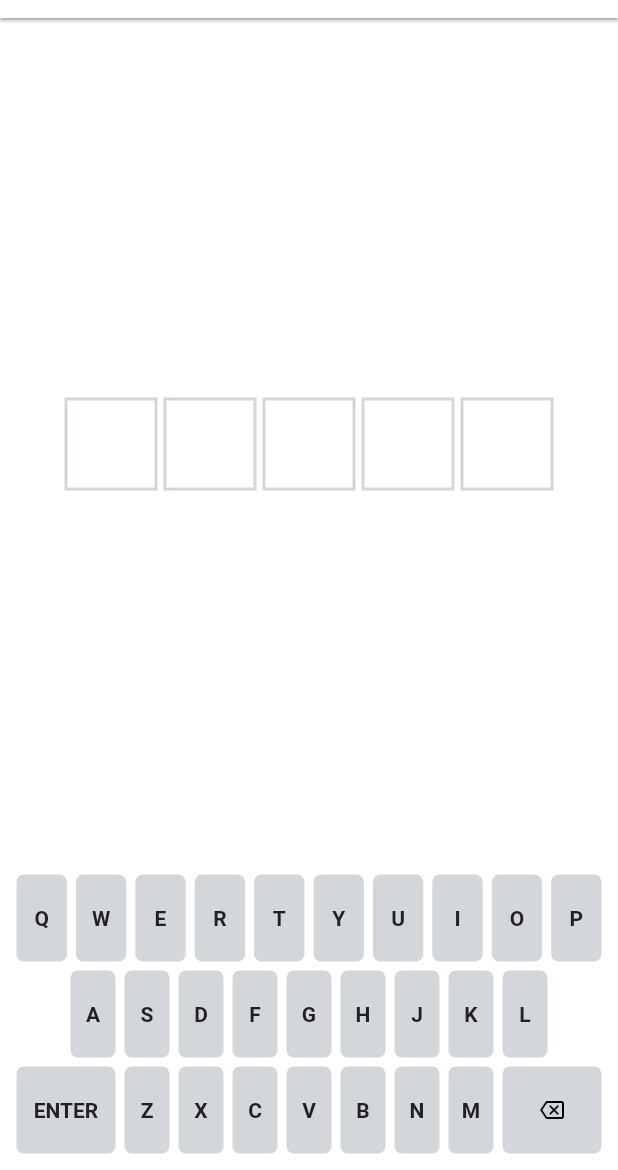
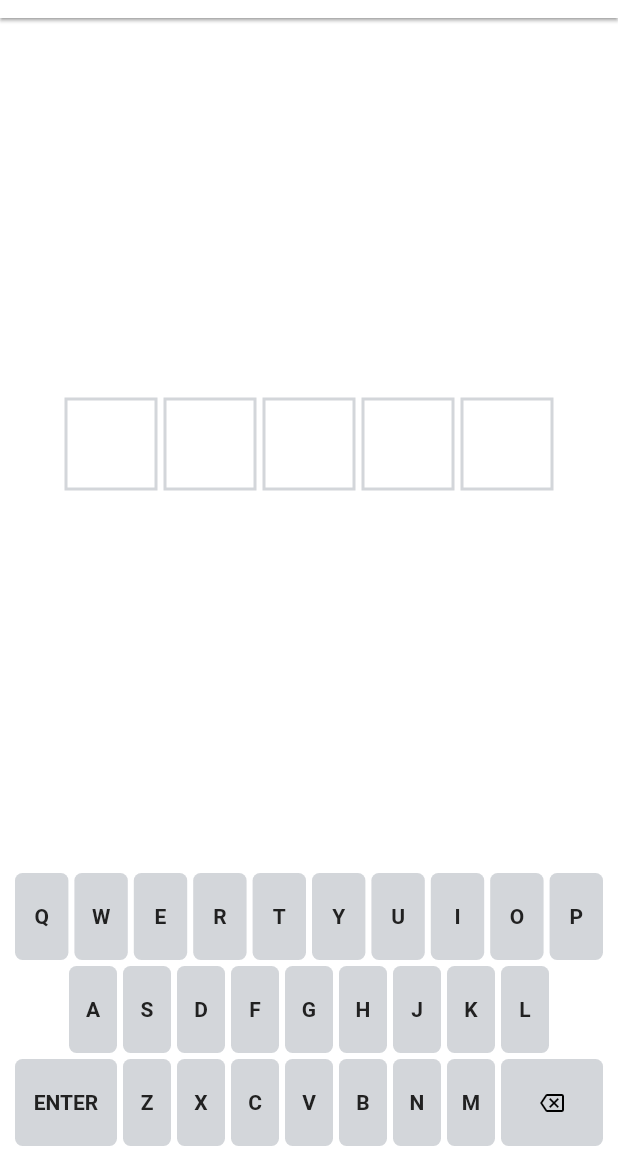
Before and after one commit to ashishbeck/wordle_opener, a Flutter app: the GamePage screen opened directly, on a phone screen of 412 x 824 dp, the part 66-1236 px from its top. Run offline on Flutter 3.47's test engine with Material 2 defaults, Android fonts, the phone set to English and light mode, and no system bars; our stand-ins replace get_storage; accounts and stored records are empty.

Commit message:
v1.0.2  - Keyboard padding fix

```diff
--- a/docs/version.json
+++ b/docs/version.json
@@ -1 +1 @@
-{"app_name":"wordle_opener","version":"1.0.1","build_number":"2","package_name":"wordle_opener"}
+{"app_name":"wordle_opener","version":"1.0.2","build_number":"3","package_name":"wordle_opener"}
--- a/lib/screen/keyboard.dart
+++ b/lib/screen/keyboard.dart
@@ -85,7 +85,7 @@ class _KeyTileState extends State<KeyTile> {
             child: GestureDetector(
               onTap: () => widget.onPressed(value),
               child: Container(
-                margin: const EdgeInsets.all(3),
+                margin: const EdgeInsets.all(2),
                 constraints: BoxConstraints(
                   maxWidth: value == "[" || value == "]" ? 70 : 43,
                   maxHeight: 58,
--- a/pubspec.yaml
+++ b/pubspec.yaml
@@ -15,7 +15,7 @@ publish_to: 'none' # Remove this line if you wish to publish to pub.dev
 # In iOS, build-name is used as CFBundleShortVersionString while build-number used as CFBundleVersion.
 # Read more about iOS versioning at
 # https://developer.apple.com/library/archive/documentation/General/Reference/InfoPlistKeyReference/Articles/CoreFoundationKeys.html
-version: 1.0.1+2
+version: 1.0.2+3
 
 environment:
   sdk: ">=2.16.2 <3.0.0"
```
Also changed, not shown: 4 other files.
